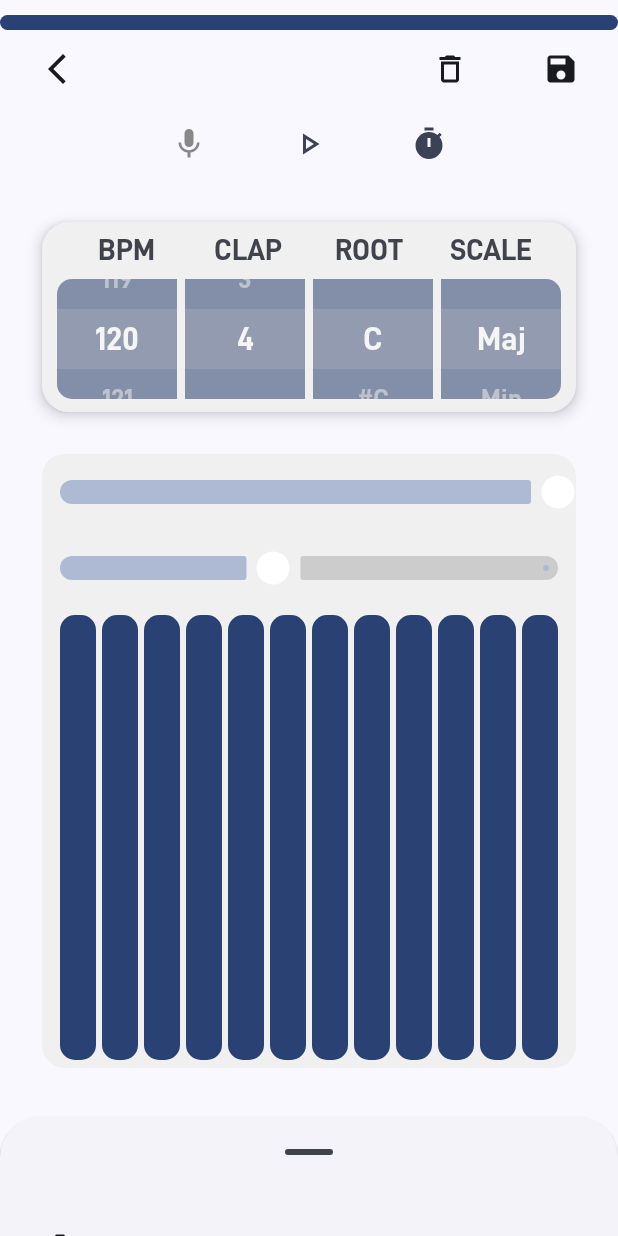
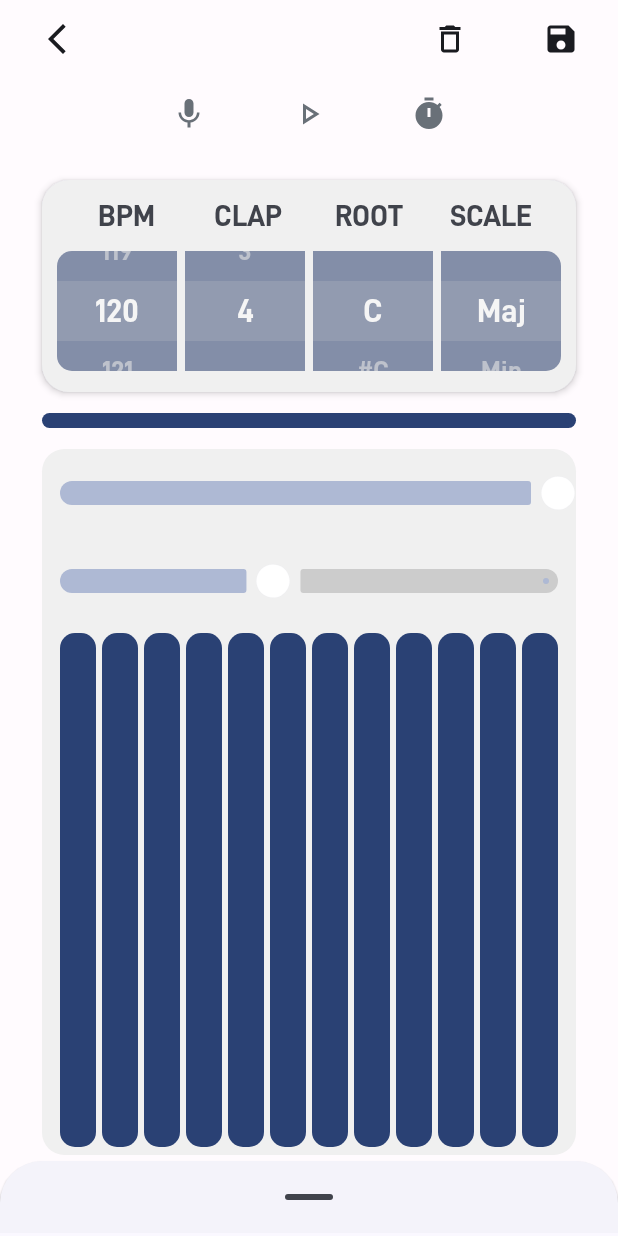
Before and after one commit to zongzixifi/AndroidSynth, an Android app built with Jetpack Compose: the @Preview function GreetingPreview, on a phone screen of 412 x 824 dp. Run offline under Robolectric (Android 15) with nearby library versions, the phone set to English and light mode, and no system bars; libraries missing offline, so code that uses them is left out: org.burnoutcrew.reorderable; network calls fail; 7 statements that could not run were skipped.

Commit message:
V4.7.6 UI优化

```diff
--- a/app/src/main/java/com/example/project2/SynthPage/ControlButtons.kt
+++ b/app/src/main/java/com/example/project2/SynthPage/ControlButtons.kt
@@ -79,8 +79,8 @@ fun ToggleButtonIcon(
     onStop: () -> Unit,
     IconStart: ImageVector,
     Iconend: ImageVector,
-    ColorOnStart: Color = MaterialTheme.colorScheme.primary,
-    ColorOnEnd: Color = MaterialTheme.colorScheme.secondary,
+    ColorOnStart: Color = Color(0xFF697078),
+    ColorOnEnd: Color = Color(0xFF697078),
     shape: Shape = RectangleShape
 ) {
     var isTriggered by remember { mutableStateOf(false) }
@@ -307,7 +307,6 @@ fun Buttons(
                     IconStart = Icons.Filled.Mic,
                     Iconend = Icons.Filled.Mic,
                     ColorOnStart = Color.Red,
-                    ColorOnEnd = Color.Gray,
                 )
                 ToggleButtonIcon(
                     modifier = Modifier.padding(0.dp),
@@ -326,6 +325,7 @@ fun Buttons(
                     onStop = { FluidSynthManager.turnMetronomeOff() },
                     IconStart = Icons.Filled.Timer,
                     Iconend = Icons.Filled.Timer,
+                    ColorOnStart = Color.Black,
                 )
             }
         }
--- a/app/src/main/java/com/example/project2/SynthPage/DrumItems.kt
+++ b/app/src/main/java/com/example/project2/SynthPage/DrumItems.kt
@@ -164,7 +164,7 @@ fun DrumSet(modifier: Modifier = Modifier, drumViewModel: DrumViewModel) {
         ),
     ){
         Column(
-            modifier = Modifier
+            modifier = modifier
                 .padding(horizontal = 2.dp, vertical = 4.dp).fillMaxWidth()
         ) {
             Spacer(Modifier.padding(4.dp))
@@ -237,10 +237,7 @@ fun lazyRowDrumSet(modifier: Modifier = Modifier, drumViewModel: DrumViewModel)
         Card(
             modifier = Modifier.fillMaxSize(),
             colors = CardDefaults.cardColors(
-                containerColor = MaterialTheme.colorScheme.surfaceVariant,
-            ),
-            elevation = CardDefaults.cardElevation(
-                defaultElevation = 6.dp
+                containerColor = Color.Transparent
             ),
         ) {
             LazyRow(
--- a/app/src/main/java/com/example/project2/SynthPage/MusicInfoItem.kt
+++ b/app/src/main/java/com/example/project2/SynthPage/MusicInfoItem.kt
@@ -60,7 +60,7 @@ fun BasicMusicInfoSet(modifier: Modifier = Modifier, viewModel: MusicViewModel =
             containerColor = MaterialTheme.colorScheme.surfaceVariant,
         ),
         elevation = CardDefaults.cardElevation(
-            defaultElevation = 6.dp
+            defaultElevation = 3.dp
         ),
     ) {
         Column(
--- a/app/src/main/java/com/example/project2/SynthPage/SynthScreen.kt
+++ b/app/src/main/java/com/example/project2/SynthPage/SynthScreen.kt
@@ -57,6 +57,8 @@ import kotlinx.coroutines.flow.MutableStateFlow
 import kotlinx.coroutines.flow.StateFlow
 import java.io.File
 import androidx.compose.foundation.Image
+import androidx.compose.foundation.shape.RoundedCornerShape
+import androidx.compose.ui.graphics.Shape
 
 @OptIn(ExperimentalComposeUiApi::class)
 @Composable
@@ -76,20 +78,6 @@ fun SynthScreen(modifier: Modifier = Modifier, metronomeViewModel: MetronomeView
     val config = LocalConfiguration.current
 
     // 背景图片
-    val backgroundPainter: Painter = painterResource(id = R.drawable.test)
-
-    Box(modifier = modifier.fillMaxSize()) {
-        // 背景图片作为最底层
-        Image(
-            painter = backgroundPainter,
-            contentDescription = null,
-            modifier = Modifier.fillMaxSize(),
-            contentScale = ContentScale.FillHeight,
-            colorFilter = ColorFilter.tint(
-                color = Color.Black.copy(alpha = 0.3f),
-                blendMode = BlendMode.Multiply
-            )
-        )
 
     if (config.orientation == Configuration.ORIENTATION_LANDSCAPE) {
         FullscreenDrumScreen(
@@ -108,6 +96,7 @@ fun SynthScreen(modifier: Modifier = Modifier, metronomeViewModel: MetronomeView
             color = MaterialTheme.colorScheme.background.copy(alpha = 0.0f) // 使Surface透明
         ) {
             DualLayerScreen(
+                modifier = Modifier.background(Color.Transparent),
                 metronomeViewModel = metronomeViewModel,
                 filepath = filepath,
                 onClickJumpToFullscreenDrum = {
@@ -118,18 +107,25 @@ fun SynthScreen(modifier: Modifier = Modifier, metronomeViewModel: MetronomeView
             )
         }
     }
-    }
+
 }
 
 @OptIn(ExperimentalMaterial3Api::class)
 @Composable
 fun DualLayerScreen(modifier: Modifier = Modifier, metronomeViewModel: MetronomeViewModel, filepath : File, onClickJumpToFullscreenDrum: () -> Unit ={}, onClickJumpFrontScreen: () -> Unit ={}, drumViewModel: DrumViewModel) {
     val sheetState = rememberBottomSheetScaffoldState()
+    val backgroundPainter: Painter = painterResource(id = R.drawable.test)
+
     BottomSheetScaffold(
+        modifier = modifier,
         scaffoldState = sheetState,
-        sheetPeekHeight = 80.dp, // 默认展示部分高度
+        containerColor = Color(0xFFFFFBFE),
+        sheetPeekHeight = 50.dp,
         sheetContent = {
             // 上层滑动层
+            Surface(
+                tonalElevation = 0.dp,
+            ) {
                 Column(
                     modifier = Modifier
                         .fillMaxWidth()
@@ -140,7 +136,7 @@ fun DualLayerScreen(modifier: Modifier = Modifier, metronomeViewModel: Metronome
                     Row(
                         modifier = Modifier.fillMaxWidth(),
                         horizontalArrangement = Arrangement.SpaceBetween,
-                ){
+                    ) {
                         IconButton(
                             onClick = { drumViewModel.clearAllDrumNotes() },
                             modifier = Modifier
@@ -166,15 +162,26 @@ fun DualLayerScreen(modifier: Modifier = Modifier, metronomeViewModel: Metronome
                     VerticalReorderList()
                 }
             }
+        }
     ) {innerPadding ->
         // 底层背景页面
+        Box(){
+//            Image(
+//                painter = backgroundPainter,
+//                contentDescription = null,
+//                modifier = Modifier.fillMaxSize(),
+//                contentScale = ContentScale.FillHeight,
+//                colorFilter = ColorFilter.tint(
+//                    color = Color.Black.copy(alpha = 0.3f),
+//                    blendMode = BlendMode.Multiply
+//                )
+//            )
             Column(
                 modifier = Modifier
                     .padding(innerPadding)
                     .fillMaxSize()
                     .background(Color.Transparent), // 设置为透明背景
             ) {
-            LinearDeterminateIndicator(viewModel = metronomeViewModel, modifier = Modifier.padding(top = 10.dp))
                 Buttons(
                     filepath = filepath,
                     viewModel = metronomeViewModel,
@@ -183,16 +190,26 @@ fun DualLayerScreen(modifier: Modifier = Modifier, metronomeViewModel: Metronome
                         .padding(horizontal = 0.dp), // 移除水平内边距
                     onClickJumpFrontScreen = onClickJumpFrontScreen
                 )
-            BasicMusicInfoSet(modifier = Modifier
+                BasicMusicInfoSet(
+                    modifier = Modifier.fillMaxWidth()
                     .weight(1f)
-                .padding(start = 28.dp, end = 28.dp, top = 28.dp))
+                    .padding(start = 28.dp, end = 28.dp, top = 20.dp)
+                )
+
+                LinearDeterminateIndicator(
+                    viewModel = metronomeViewModel,
+                    modifier = Modifier
+                        .padding(start = 28.dp, end = 28.dp, top = 14.dp)
+                )
+
                 Keyboards(
                     modifier = Modifier
                         .weight(3f)
                         .fillMaxHeight()
-                    .padding(28.dp)
+                        .padding(start = 28.dp, end = 28.dp, top = 14.dp)
                 )
                 Spacer(Modifier.padding(2.dp))
+            }
         }
     }
 }
```
Lines whose indentation alone changed are shown as unchanged.
